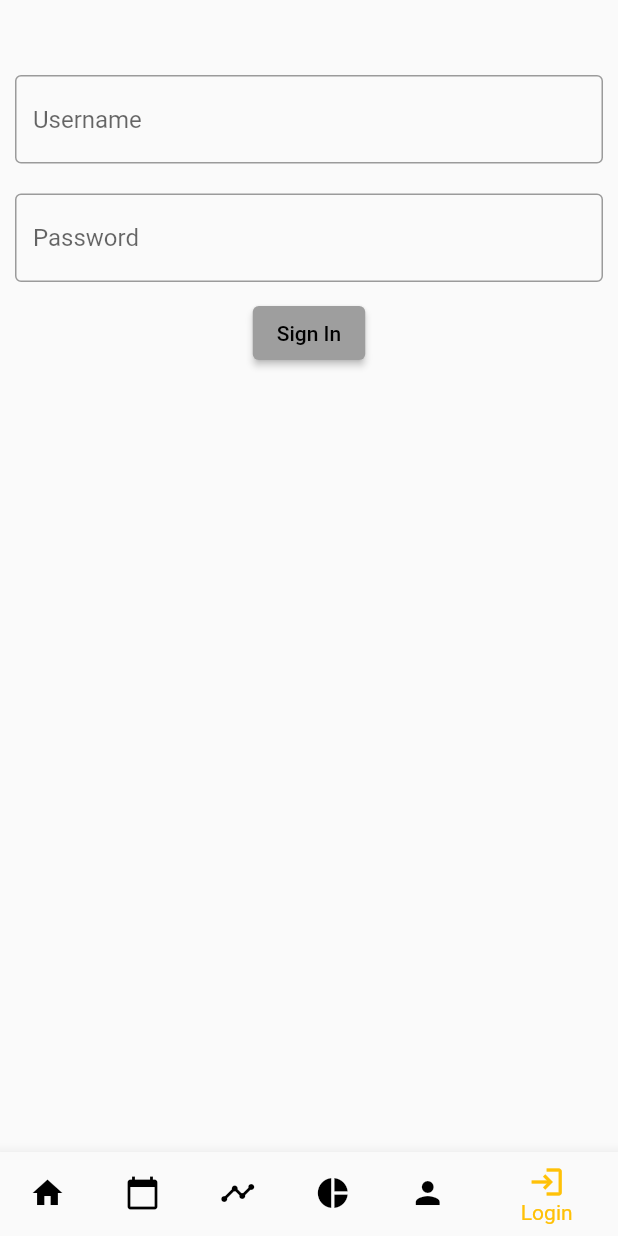
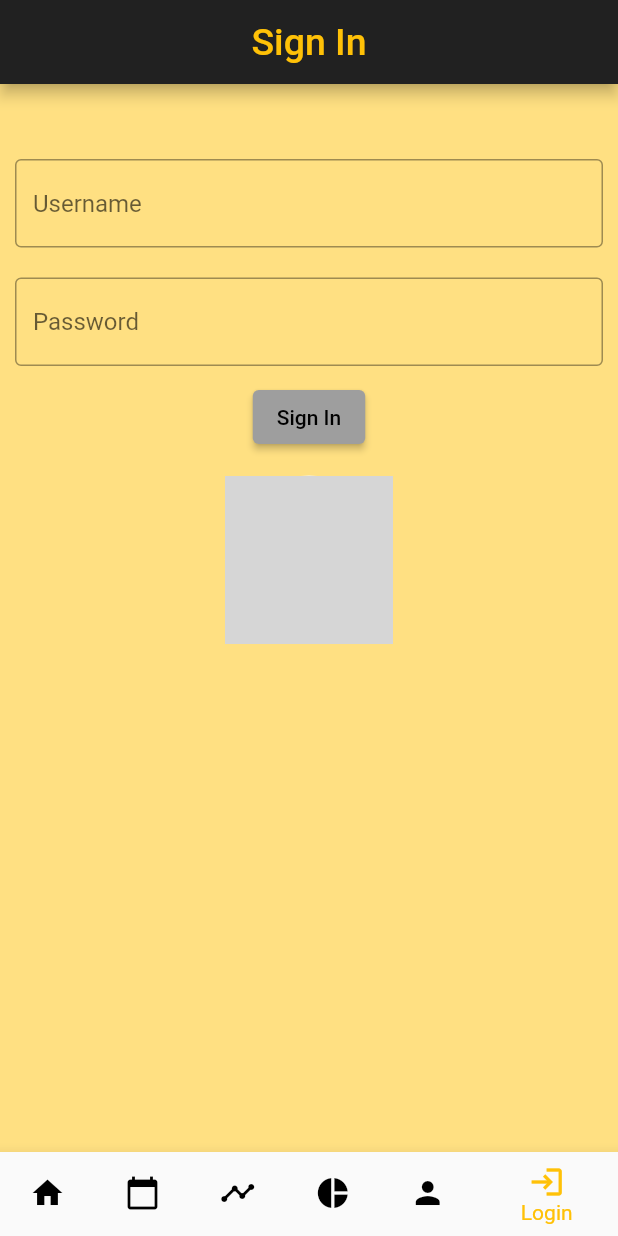
Before and after one commit to meiland1/test1, a Flutter app: the screen it shows after launch, item 6 of the bottom bar chosen, on a phone screen of 412 x 824 dp. Run offline on Flutter 3.47's test engine with Material 2 defaults, Android fonts, the phone set to English and light mode, and no system bars; our stand-ins replace fl_chart, sqflite, syncfusion_flutter_calendar, syncfusion_flutter_charts; accounts and stored records are empty; network calls fail; grey boxes are pictures that could not be loaded.

Commit message:
updated login page

```diff
--- a/lib/pages/login_page.dart
+++ b/lib/pages/login_page.dart
@@ -5,8 +5,6 @@ import 'package:test1/main.dart';
 
 class LoginPage extends StatefulWidget {
   LoginPage({Key? key}) : super(key: key);
-
-  //final dbHelper = DatabaseHelper();
 
   @override
   State<LoginPage> createState() => _LoginPageState();
@@ -18,13 +16,18 @@ class _LoginPageState extends State<LoginPage> {
 
   @override
   Widget build(BuildContext context) {
-    return Column(
+    return Scaffold(
+      backgroundColor: Colors.amber[200],
+      appBar: _buildHeader(),
+      body: Container(
+        color: Colors.amber[200],
+        child: Column(
           children: [
             Container(
               padding: const EdgeInsets.fromLTRB(10, 50, 10, 10),
               child: TextField(
                 controller: _userNameController,
-            decoration: InputDecoration(
+                decoration: const InputDecoration(
                   border: OutlineInputBorder(),
                   hintText: 'Username',
                 ),
@@ -34,7 +37,7 @@ class _LoginPageState extends State<LoginPage> {
               padding: const EdgeInsets.fromLTRB(10, 10, 10, 10),
               child: TextField(
                 controller: _passwordController,
-            decoration: InputDecoration(
+                decoration: const InputDecoration(
                   border: OutlineInputBorder(),
                   hintText: 'Password',
                 ),
@@ -45,8 +48,37 @@ class _LoginPageState extends State<LoginPage> {
                 onPressed: _insert,
                 child: const Text('Sign In'),
               ),
+            ),
+            Container(
+              padding: const EdgeInsets.all(15),
+              child: Column(
+                  mainAxisAlignment: MainAxisAlignment.center,
+                  crossAxisAlignment: CrossAxisAlignment.center,
+                  children: const [
+                    CircleAvatar(
+                      radius: 56,
+                      backgroundImage: NetworkImage(
+                          'https://images.unsplash.com/photo-1657641898365-48ae7d64e676?ixlib=rb-4.0.3&ixid=MnwxMjA3fDB8MHxwaG90by1wYWdlfHx8fGVufDB8fHx8&auto=format&fit=crop&w=2680&q=80'),
+                    )
+                  ]),
             )
           ],
+        ),
+      ),
+    );
+  }
+
+  AppBar _buildHeader() {
+    return AppBar(
+      backgroundColor: Colors.grey[900],
+      centerTitle: true,
+      title: const Text(
+        'Sign In',
+        style: TextStyle(
+          color: Colors.amber,
+          fontSize: 25,
+        ),
+      ),
     );
   }
 
```
Lines whose indentation alone changed are shown as unchanged.
